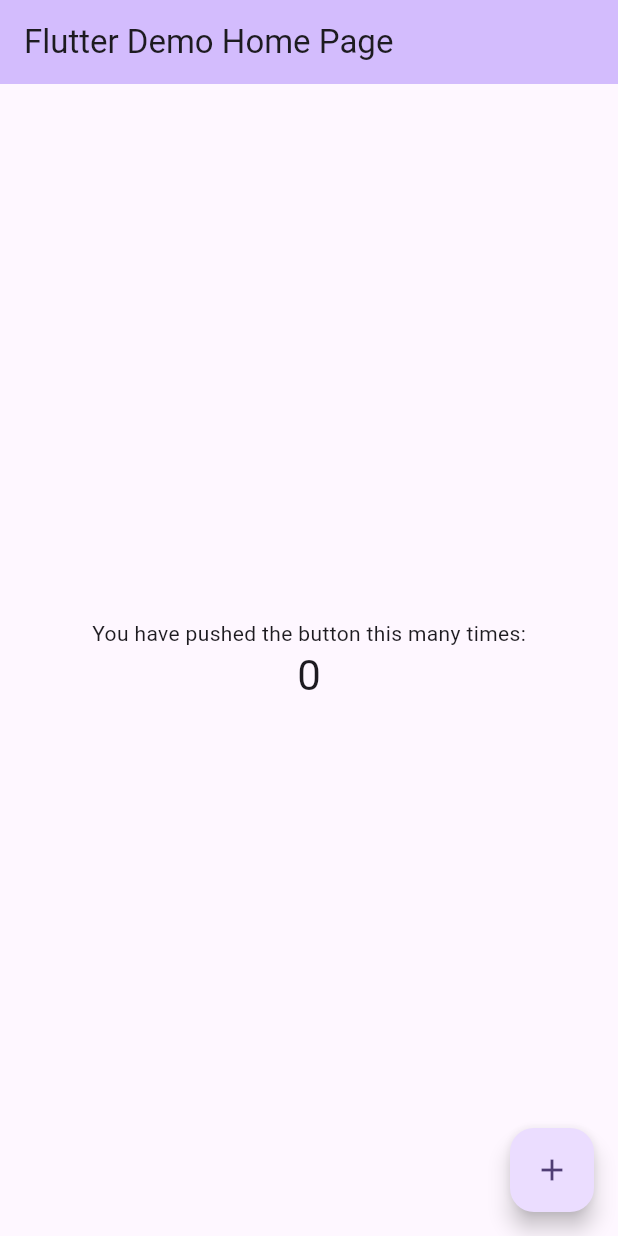
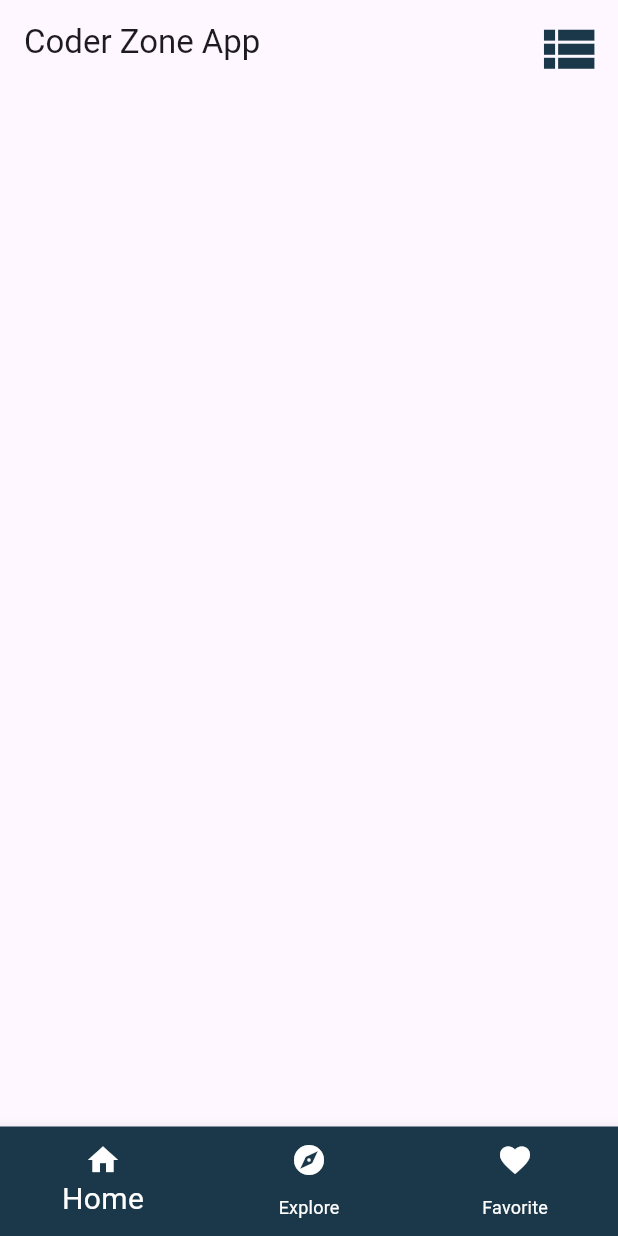
Before and after one commit to HashemMudahig/Coder-Zone-APP, a Flutter app: the screen it shows after launch, on a phone screen of 412 x 824 dp. Run offline on Flutter 3.47's test engine with Material 3 defaults, Android fonts, the phone set to English and light mode, and no system bars.

Commit message:
reset the main file and make the AppBar and Bottom Navigation BAr

```diff
--- a/lib/main.dart
+++ b/lib/main.dart
@@ -1,125 +1,63 @@
 import 'package:flutter/material.dart';
 
 void main() {
-  runApp(const MyApp());
+  runApp(const CoderZoneApp());
 }
 
-class MyApp extends StatelessWidget {
-  const MyApp({super.key});
+class CoderZoneApp extends StatelessWidget {
+  const CoderZoneApp({super.key});
 
-  // This widget is the root of your application.
   @override
   Widget build(BuildContext context) {
-    return MaterialApp(
-      title: 'Flutter Demo',
-      theme: ThemeData(
-        // This is the theme of your application.
-        //
-        // TRY THIS: Try running your application with "flutter run". You'll see
-        // the application has a purple toolbar. Then, without quitting the app,
-        // try changing the seedColor in the colorScheme below to Colors.green
-        // and then invoke "hot reload" (save your changes or press the "hot
-        // reload" button in a Flutter-supported IDE, or press "r" if you used
-        // the command line to start the app).
-        //
-        // Notice that the counter didn't reset back to zero; the application
-        // state is not lost during the reload. To reset the state, use hot
-        // restart instead.
-        //
-        // This works for code too, not just values: Most code changes can be
-        // tested with just a hot reload.
-        colorScheme: ColorScheme.fromSeed(seedColor: Colors.deepPurple),
-        useMaterial3: true,
-      ),
-      home: const MyHomePage(title: 'Flutter Demo Home Page'),
+    return const MaterialApp(
+      debugShowCheckedModeBanner: false,
+      home: HomePage(),
     );
   }
 }
 
-class MyHomePage extends StatefulWidget {
-  const MyHomePage({super.key, required this.title});
-
-  // This widget is the home page of your application. It is stateful, meaning
-  // that it has a State object (defined below) that contains fields that affect
-  // how it looks.
-
-  // This class is the configuration for the state. It holds the values (in this
-  // case the title) provided by the parent (in this case the App widget) and
-  // used by the build method of the State. Fields in a Widget subclass are
-  // always marked "final".
-
-  final String title;
-
-  @override
-  State<MyHomePage> createState() => _MyHomePageState();
-}
-
-class _MyHomePageState extends State<MyHomePage> {
-  int _counter = 0;
-
-  void _incrementCounter() {
-    setState(() {
-      // This call to setState tells the Flutter framework that something has
-      // changed in this State, which causes it to rerun the build method below
-      // so that the display can reflect the updated values. If we changed
-      // _counter without calling setState(), then the build method would not be
-      // called again, and so nothing would appear to happen.
-      _counter++;
-    });
-  }
+class HomePage extends StatelessWidget {
+  const HomePage({super.key});
 
   @override
   Widget build(BuildContext context) {
-    // This method is rerun every time setState is called, for instance as done
-    // by the _incrementCounter method above.
-    //
-    // The Flutter framework has been optimized to make rerunning build methods
-    // fast, so that you can just rebuild anything that needs updating rather
-    // than having to individually change instances of widgets.
     return Scaffold(
-      appBar: AppBar(
-        // TRY THIS: Try changing the color here to a specific color (to
-        // Colors.amber, perhaps?) and trigger a hot reload to see the AppBar
-        // change color while the other colors stay the same.
-        backgroundColor: Theme.of(context).colorScheme.inversePrimary,
-        // Here we take the value from the MyHomePage object that was created by
-        // the App.build method, and use it to set our appbar title.
-        title: Text(widget.title),
-      ),
-      body: Center(
-        // Center is a layout widget. It takes a single child and positions it
-        // in the middle of the parent.
-        child: Column(
-          // Column is also a layout widget. It takes a list of children and
-          // arranges them vertically. By default, it sizes itself to fit its
-          // children horizontally, and tries to be as tall as its parent.
-          //
-          // Column has various properties to control how it sizes itself and
-          // how it positions its children. Here we use mainAxisAlignment to
-          // center the children vertically; the main axis here is the vertical
-          // axis because Columns are vertical (the cross axis would be
-          // horizontal).
-          //
-          // TRY THIS: Invoke "debug painting" (choose the "Toggle Debug Paint"
-          // action in the IDE, or press "p" in the console), to see the
-          // wireframe for each widget.
-          mainAxisAlignment: MainAxisAlignment.center,
-          children: <Widget>[
-            const Text(
-              'You have pushed the button this many times:',
-            ),
-            Text(
-              '$_counter',
-              style: Theme.of(context).textTheme.headlineMedium,
-            ),
+        bottomNavigationBar: BottomNavigationBar(
+            selectedItemColor: Colors.white,
+            type: BottomNavigationBarType.fixed,
+            // Hide labels
+
+            backgroundColor: Color.fromRGBO(27, 56, 74, 1),
+            unselectedItemColor: Colors.white,
+            selectedFontSize: 20,
+            items: const [
+              BottomNavigationBarItem(
+                  backgroundColor: Colors.white,
+                  icon: Icon(
+                    Icons.home,
+                  ),
+                  label: "Home"),
+              BottomNavigationBarItem(
+                  backgroundColor: Colors.white,
+                  icon: Icon(Icons.explore),
+                  label: "Explore"),
+              BottomNavigationBarItem(
+                  backgroundColor: Colors.white,
+                  icon: Icon(Icons.favorite),
+                  label: "Favorite"),
+            ]),
+        appBar: AppBar(
+          title: const Text("Coder Zone App"),
+          actions: [
+            (IconButton(
+              padding: EdgeInsets.all(10),
+              iconSize: 45,
+              color: Color.fromRGBO(27, 56, 74, 1),
+              onPressed: () {},
+              icon: Icon(Icons.view_list),
+            ))
           ],
         ),
-      ),
-      floatingActionButton: FloatingActionButton(
-        onPressed: _incrementCounter,
-        tooltip: 'Increment',
-        child: const Icon(Icons.add),
-      ), // This trailing comma makes auto-formatting nicer for build methods.
-    );
+        body: const Column());
   }
 }
```
Also changed, not shown: 2 other files.
